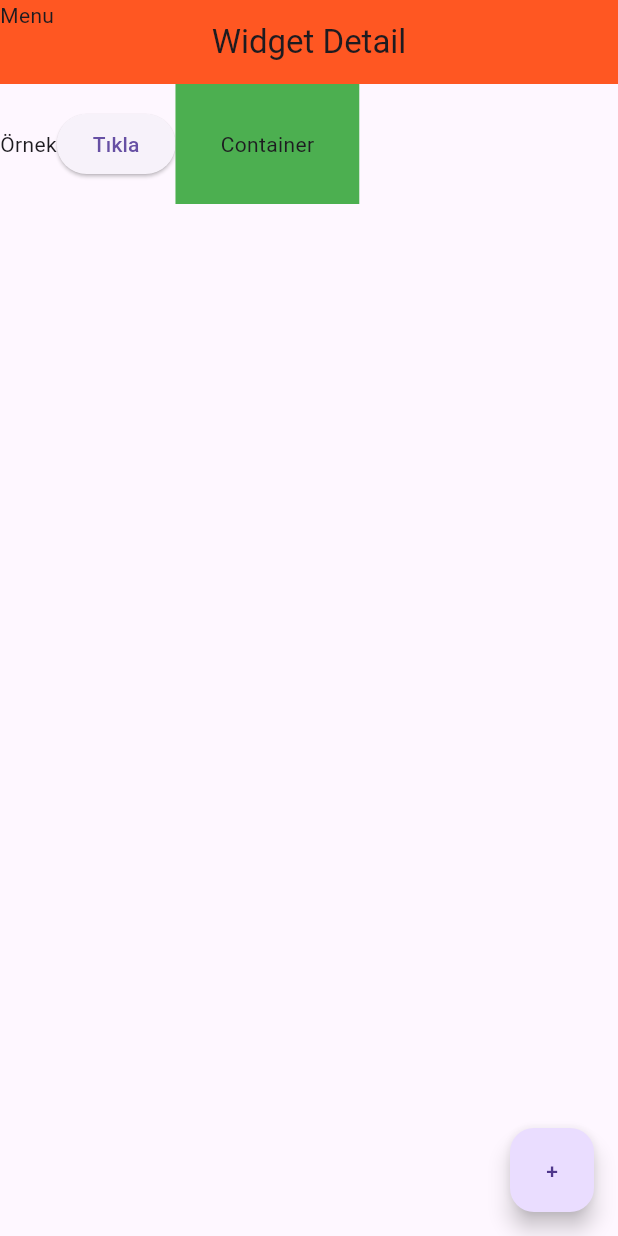
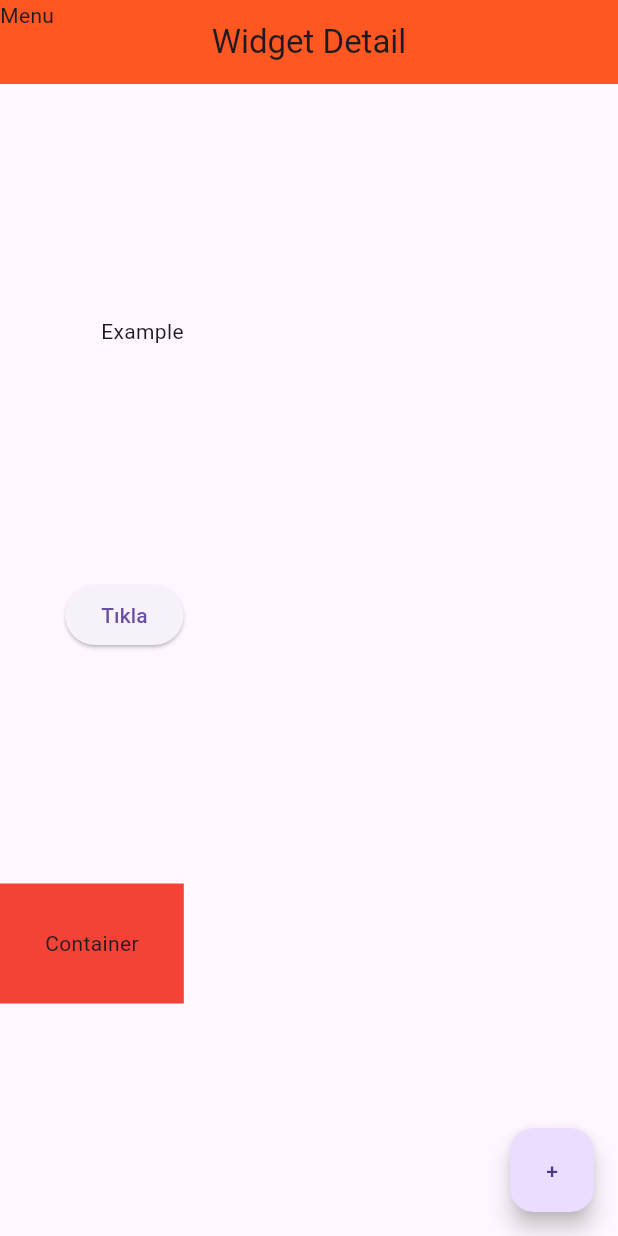
Before and after one commit to foreverxxxxxx/Flutter, a Flutter app: the screen it shows after launch, on a phone screen of 412 x 824 dp. Run offline on Flutter 3.47's test engine with Material 3 defaults, Android fonts, the phone set to English and light mode, and no system bars; our stand-ins replace google_fonts; Roboto replaces fonts that are missing (Acme).

Commit message:
Text, ElevatedButton and Container were used side by side using Column.

```diff
--- a/flutter_project/lib/main.dart
+++ b/flutter_project/lib/main.dart
@@ -26,13 +26,15 @@ class _WidgetDetailState extends State<WidgetDetail> {
           backgroundColor: Colors.deepOrange,
           leading: const Text("Menu"),
         ),
-        body: Row(
+        body: Column(
+          mainAxisAlignment: MainAxisAlignment.spaceEvenly,
+          crossAxisAlignment: CrossAxisAlignment.end,
           children: [
-            const Text("Örnek"),
+            const Text("Example"),
             ElevatedButton(onPressed: () {}, child: const Text("Tıkla")),
             Container(
+              color: Colors.red,
               padding: const EdgeInsets.all(30),
-              color: Colors.green,
               child: const Text("Container"),
             )
           ],
```
